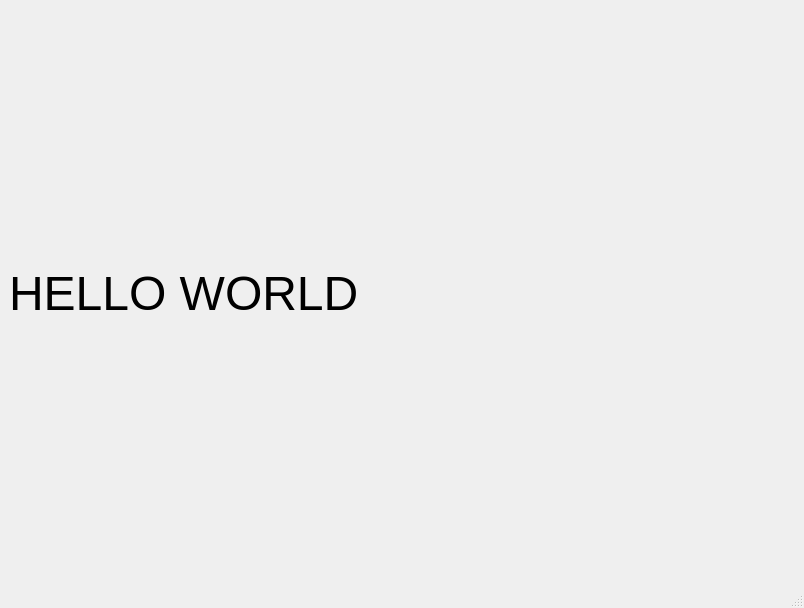
This is ui/main_window.ui in AlyssonMartinsDev/WorkWorders-Controller as Qt 5 draws it before an edit. The edited form follows.
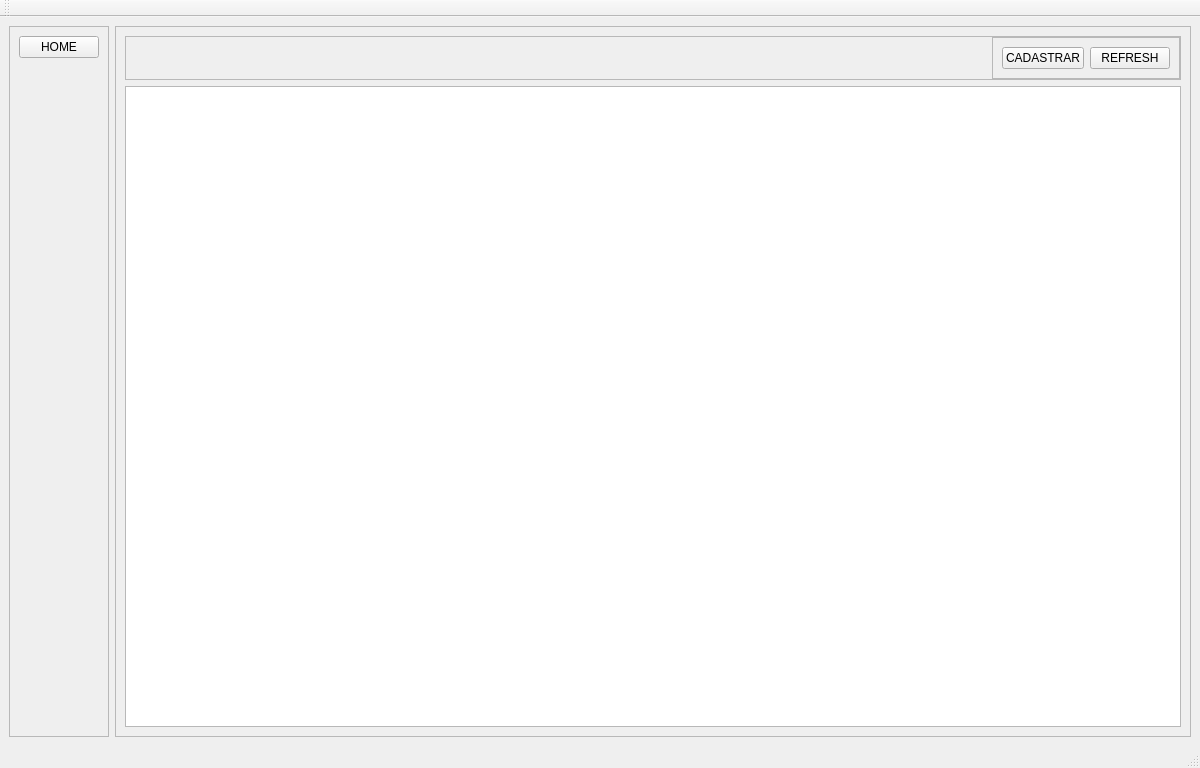
This is the edited form.

Diff of the .ui file:
```diff
--- a/ui/main_window.ui
+++ b/ui/main_window.ui
@@ -6,10 +6,16 @@
    <rect>
     <x>0</x>
     <y>0</y>
-    <width>804</width>
-    <height>608</height>
+    <width>1200</width>
+    <height>768</height>
    </rect>
   </property>
+  <property name="minimumSize">
+   <size>
+    <width>1200</width>
+    <height>768</height>
+   </size>
+  </property>
   <property name="windowTitle">
    <string>MainWindow</string>
   </property>
@@ -20,17 +26,98 @@
      <height>546</height>
     </size>
    </property>
-   <layout class="QHBoxLayout" name="horizontalLayout">
+   <layout class="QHBoxLayout" name="horizontalLayout" stretch="0,1">
+    <item alignment="Qt::AlignmentFlag::AlignLeft">
+     <widget class="QFrame" name="frame">
+      <property name="frameShape">
+       <enum>QFrame::Shape::StyledPanel</enum>
+      </property>
+      <property name="frameShadow">
+       <enum>QFrame::Shadow::Raised</enum>
+      </property>
+      <layout class="QVBoxLayout" name="verticalLayout">
+       <item alignment="Qt::AlignmentFlag::AlignTop">
+        <widget class="QPushButton" name="pushButton">
+         <property name="text">
+          <string>HOME</string>
+         </property>
+        </widget>
+       </item>
+      </layout>
+     </widget>
+    </item>
     <item>
-     <widget class="QLabel" name="label">
-      <property name="font">
-       <font>
-        <pointsize>36</pointsize>
-       </font>
+     <widget class="QFrame" name="frame_2">
+      <property name="frameShape">
+       <enum>QFrame::Shape::StyledPanel</enum>
       </property>
-      <property name="text">
-       <string>HELLO WORLD</string>
+      <property name="frameShadow">
+       <enum>QFrame::Shadow::Raised</enum>
       </property>
+      <layout class="QVBoxLayout" name="verticalLayout_2">
+       <item>
+        <widget class="QFrame" name="frame_3">
+         <property name="minimumSize">
+          <size>
+           <width>0</width>
+           <height>0</height>
+          </size>
+         </property>
+         <property name="frameShape">
+          <enum>QFrame::Shape::StyledPanel</enum>
+         </property>
+         <property name="frameShadow">
+          <enum>QFrame::Shadow::Raised</enum>
+         </property>
+         <layout class="QHBoxLayout" name="horizontalLayout_2">
+          <property name="spacing">
+           <number>0</number>
+          </property>
+          <property name="leftMargin">
+           <number>0</number>
+          </property>
+          <property name="topMargin">
+           <number>0</number>
+          </property>
+          <property name="rightMargin">
+           <number>0</number>
+          </property>
+          <property name="bottomMargin">
+           <number>0</number>
+          </property>
+          <item alignment="Qt::AlignmentFlag::AlignRight">
+           <widget class="QFrame" name="frame_4">
+            <property name="frameShape">
+             <enum>QFrame::Shape::StyledPanel</enum>
+            </property>
+            <property name="frameShadow">
+             <enum>QFrame::Shadow::Raised</enum>
+            </property>
+            <layout class="QHBoxLayout" name="horizontalLayout_3">
+             <item>
+              <widget class="QPushButton" name="btn_create">
+               <property name="text">
+                <string>CADASTRAR</string>
+               </property>
+              </widget>
+             </item>
+             <item>
+              <widget class="QPushButton" name="btn_refrash">
+               <property name="text">
+                <string>REFRESH</string>
+               </property>
+              </widget>
+             </item>
+            </layout>
+           </widget>
+          </item>
+         </layout>
+        </widget>
+       </item>
+       <item>
+        <widget class="QTableView" name="tableView"/>
+       </item>
+      </layout>
      </widget>
     </item>
    </layout>
@@ -46,6 +133,17 @@
    </property>
   </widget>
   <widget class="QStatusBar" name="statusbar"/>
+  <widget class="QToolBar" name="toolBar">
+   <property name="windowTitle">
+    <string>toolBar</string>
+   </property>
+   <attribute name="toolBarArea">
+    <enum>TopToolBarArea</enum>
+   </attribute>
+   <attribute name="toolBarBreak">
+    <bool>false</bool>
+   </attribute>
+  </widget>
  </widget>
  <resources/>
  <connections/>
```
Left out of the diff: 4 changed lines with no effect on the pictures.
